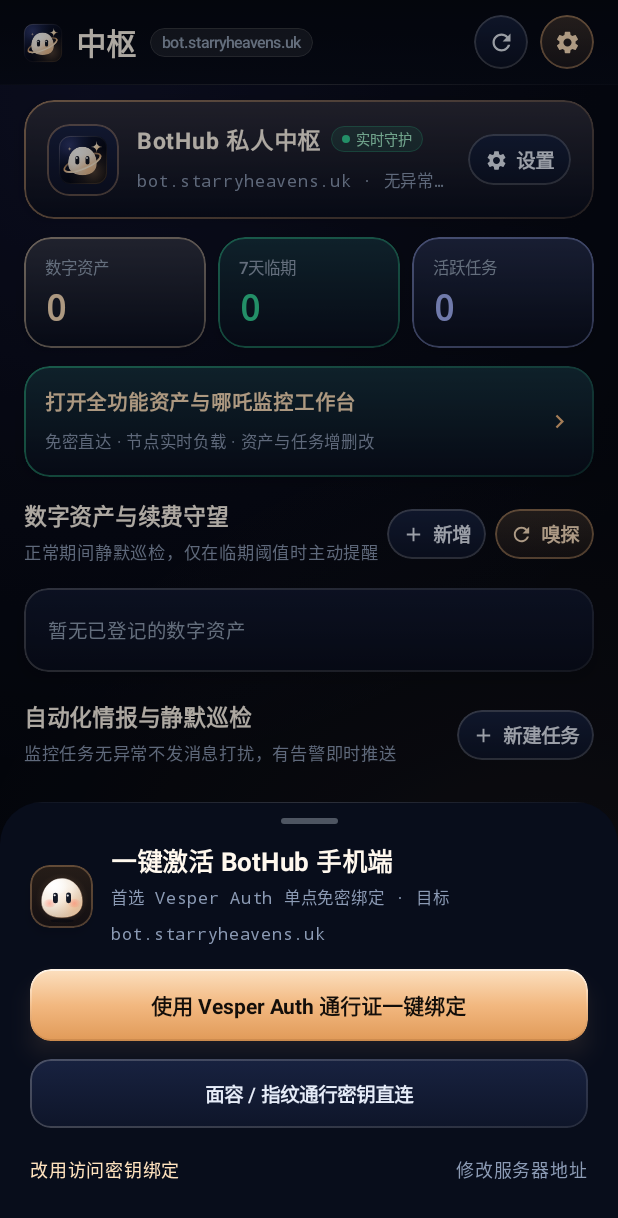
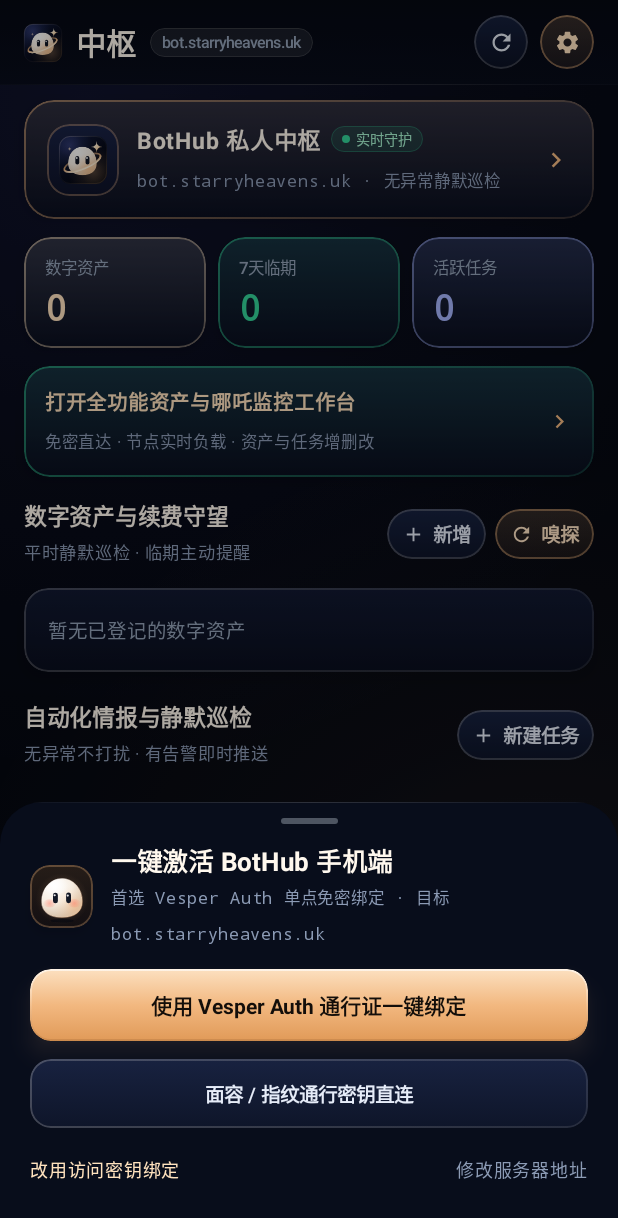
Before and after one commit to YN1753/BotHub, an Android app built with Jetpack Compose: the screen it shows after launch (MainActivity), item 4 of the bottom bar chosen, on a phone screen of 412 x 824 dp. Shown: the top 1218 px of the screen. Run offline under Robolectric (Android 15) with nearby library versions, the phone set to English and light mode, and no system bars; network calls fail; 1 statement that could not run was skipped.

Commit message:
polish(android): refine single-line badge and button typography for OEM font scale (v2.40.1)

```diff
--- a/android/app/build.gradle.kts
+++ b/android/app/build.gradle.kts
@@ -11,8 +11,8 @@ android {
         applicationId = "uk.starryheavens.vesper.bothub"
         minSdk = 26
         targetSdk = 34
-        versionCode = 242
-        versionName = "2.40.0"
+        versionCode = 243
+        versionName = "2.40.1"
 
         vectorDrawables {
             useSupportLibrary = true
--- a/android/app/src/main/java/uk/starryheavens/vesper/bothub/ui/screens/HubTabScreen.kt
+++ b/android/app/src/main/java/uk/starryheavens/vesper/bothub/ui/screens/HubTabScreen.kt
@@ -115,7 +115,7 @@ fun HubTabScreen(
                                     fontWeight = FontWeight.Bold,
                                     color = Color(0xFFFFF8EE),
                                     maxLines = 1,
-                                    overflow = TextOverflow.Ellipsis
+                                    softWrap = false
                                 )
                                 Row(
                                     modifier = Modifier
@@ -138,7 +138,9 @@ fun HubTabScreen(
                                             fontWeight = FontWeight.Medium,
                                             color = Color(0xFFA7F3D0),
                                             platformStyle = NoFontPaddingStyle
-                                        )
+                                        ),
+                                        maxLines = 1,
+                                        softWrap = false
                                     )
                                 }
                             }
@@ -153,13 +155,11 @@ fun HubTabScreen(
                             )
                         }
 
-                        TactileSecondaryButton(
-                            text = "设置",
-                            leadingIcon = Icons.Default.Settings,
-                            cornerRadius = 999.dp,
-                            minHeight = 34.dp,
-                            contentPadding = PaddingValues(horizontal = 11.dp, vertical = 6.dp),
-                            onClick = onOpenSettings
+                        Icon(
+                            imageVector = Icons.Default.KeyboardArrowRight,
+                            contentDescription = "打开连接设置",
+                            tint = Color(0xFFF2B880),
+                            modifier = Modifier.size(20.dp)
                         )
                     }
                 }
@@ -254,9 +254,11 @@ fun HubTabScreen(
                         color = Color(0xFFFFF8EE)
                     )
                     Text(
-                        text = "正常期间静默巡检，仅在临期阈值时主动提醒",
+                        text = "平时静默巡检 · 临期主动提醒",
                         fontSize = 11.5.sp,
-                        color = Color(0xFF8C9BB5)
+                        color = Color(0xFF8C9BB5),
+                        maxLines = 1,
+                        overflow = TextOverflow.Ellipsis
                     )
                 }
 
@@ -426,9 +428,11 @@ fun HubTabScreen(
                         color = Color(0xFFFFF8EE)
                     )
                     Text(
-                        text = "监控任务无异常不发消息打扰，有告警即时推送",
+                        text = "无异常不打扰 · 有告警即时推送",
                         fontSize = 11.5.sp,
-                        color = Color(0xFF8C9BB5)
+                        color = Color(0xFF8C9BB5),
+                        maxLines = 1,
+                        overflow = TextOverflow.Ellipsis
                     )
                 }
 
--- a/android/app/src/main/java/uk/starryheavens/vesper/bothub/ui/sheets/ImActionSheets.kt
+++ b/android/app/src/main/java/uk/starryheavens/vesper/bothub/ui/sheets/ImActionSheets.kt
@@ -265,7 +265,7 @@ fun BotProfileSheet(
                     )
                 }
                 TactileSecondaryButton(
-                    text = "高级人设编排",
+                    text = "人设编排",
                     minHeight = 42.dp,
                     onClick = onOpenStudioConfig,
                     modifier = Modifier.weight(1f)
```
Also changed, not shown: android/app/src/main/java/uk/starryheavens/vesper/bothub/ui/screens/ChatRoomScreen.kt (+4 -4 lines), android/app/src/main/java/uk/starryheavens/vesper/bothub/ui/sheets/SettingsPairingSheet.kt (+16 -12 lines), 2 other files.
